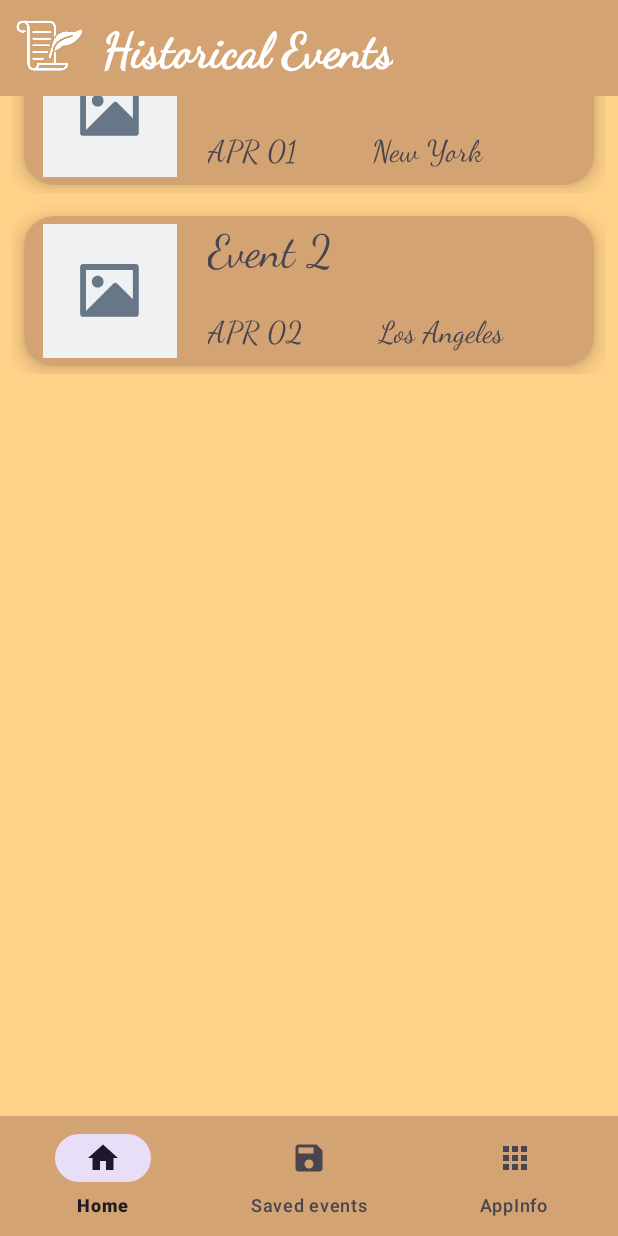
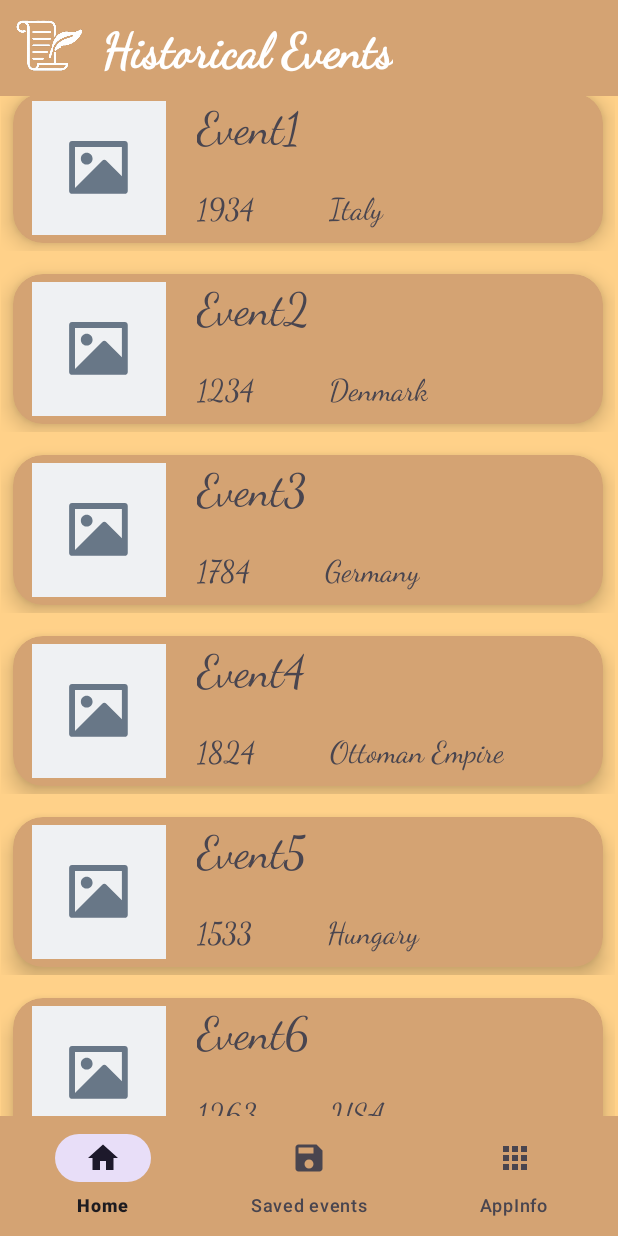
Before and after one commit to armandkoltai/android_beadando, an Android app: the screen it shows after launch (MainActivity), after a tap on "Visit Events", on a phone screen of 412 x 824 dp. Run offline under Robolectric (Android 15) with nearby library versions, the phone set to English and light mode, and no system bars.

Commit message:
Working version with dummy list data before API integration

```diff
--- a/app/src/main/java/com/example/dailyeventsapp/ListFragment.java
+++ b/app/src/main/java/com/example/dailyeventsapp/ListFragment.java
@@ -13,11 +13,13 @@ import com.example.dailyeventsapp.dto.EventModel;
 
 import java.util.ArrayList;
 
-public class ListFragment extends Fragment {
+/**
+ * A simple {@link Fragment} subclass.
+ */
+public class ListFragment extends Fragment implements RecyclerViewInterface {
 
+    private ArrayList<EventModel> eventList;
     private RecyclerView recyclerView;
-    private EventAdapter eventAdapter;
-    private ArrayList<EventModel> eventModels = new ArrayList<>();
 
     public ListFragment() {
         // Required empty public constructor
@@ -27,36 +29,58 @@ public class ListFragment extends Fragment {
     public View onCreateView(LayoutInflater inflater, ViewGroup container,
                              Bundle savedInstanceState) {
         // Inflate the layout for this fragment
-        View view = inflater.inflate(R.layout.fragment_list, container, false);
-
-        // Find the RecyclerView by its ID
-        recyclerView = view.findViewById(R.id.eventRecyclerView);
-
-        // Set the LayoutManager for RecyclerView
-        recyclerView.setLayoutManager(new LinearLayoutManager(getContext()));
-
-        // Initialize the adapter and set it to the RecyclerView
-        eventAdapter = new EventAdapter(getContext(), eventModels, position -> {
-            // Handle click events (if any)
-        });
-        recyclerView.setAdapter(eventAdapter);
-
-        // Optionally, you can populate eventModels with data here or from an API
-
-        return view;
-    }
-
-    // You can populate the eventModels array with some sample data for testing
-    private void loadSampleData() {
-        eventModels.add(new EventModel("Event 1", "APR 01", "New York", "Sample Description", "https://example.com"));
-        eventModels.add(new EventModel("Event 2", "APR 02", "Los Angeles", "Sample Description", "https://example.com"));
-        eventAdapter.notifyDataSetChanged();
+        return inflater.inflate(R.layout.fragment_list, container, false);
     }
 
     @Override
-    public void onStart() {
-        super.onStart();
-        // Load some sample data when the fragment starts
-        loadSampleData();
+    public void onViewCreated(View view, Bundle savedInstanceState) {
+        super.onViewCreated(view, savedInstanceState);
+
+        // Initialize RecyclerView and Event list
+        recyclerView = view.findViewById(R.id.eventRecyclerView);
+        eventList = new ArrayList<>();
+        setUpEventModels();
+
+        // Initialize and set the adapter
+        EventAdapter adapter = new EventAdapter(getContext(), eventList, this);
+        recyclerView.setAdapter(adapter);
+        recyclerView.setLayoutManager(new LinearLayoutManager(getContext()));
+    }
+
+    private void setUpEventModels() {
+        // Add sample data
+        eventList.add(new EventModel("Event1", "1934", "Italy", "Lorem ipsum dolor sit amet, consectetur adipiscing elit. Vivamus lacinia odio vitae vestibulum vestibulum.", "wikipedia.com"));
+        eventList.add(new EventModel("Event2", "1234", "Denmark", "Something happened", "wikipedia.com"));
+        eventList.add(new EventModel("Event3", "1784", "Germany", "Something happened", "wikipedia.com"));
+        eventList.add(new EventModel("Event4", "1824", "Ottoman Empire", "Something happened", "wikipedia.com"));
+        eventList.add(new EventModel("Event5", "1533", "Hungary", "Something happened", "wikipedia.com"));
+        eventList.add(new EventModel("Event6", "1263", "USA", "Something happened", "wikipedia.com"));
+        eventList.add(new EventModel("Event7", "1933", "Australia", "Something happened", "wikipedia.com"));
+        eventList.add(new EventModel("Event8", "1423", "Belgium", "Something happened", "wikipedia.com"));
+        eventList.add(new EventModel("Event9", "1235", "France", "Something happened", "wikipedia.com"));
+        eventList.add(new EventModel("Event10", "1113", "England", "Something happened", "wikipedia.com"));
+    }
+
+    @Override
+    public void onItemClick(int position) {
+        // When an item is clicked, pass data to DetailFragment
+        DetailFragment detailFragment = new DetailFragment();
+
+        // Passing data through Bundle
+        Bundle bundle = new Bundle();
+        bundle.putInt("IMAGE", R.drawable.placeholder);
+        bundle.putString("TITLE", eventList.get(position).getTitle());
+        bundle.putString("YEAR", eventList.get(position).getDate());
+        bundle.putString("LOCATION", eventList.get(position).getLocation());
+        bundle.putString("DESCRIPTION", eventList.get(position).getDescription());
+        bundle.putString("LINK", eventList.get(position).getSourceLink());
+
+        detailFragment.setArguments(bundle);
+
+        // Replace fragment with the new DetailFragment
+        getParentFragmentManager().beginTransaction()
+                .replace(R.id.frameLayout, detailFragment)
+                .addToBackStack(null)
+                .commit();
     }
 }
--- a/app/src/main/res/layout/fragment_list.xml
+++ b/app/src/main/res/layout/fragment_list.xml
@@ -7,9 +7,14 @@
 
     <androidx.recyclerview.widget.RecyclerView
         android:id="@+id/eventRecyclerView"
-        android:layout_width="match_parent"
-        android:layout_height="match_parent"
-        android:padding="8dp"
+        android:layout_width="409dp"
+        android:layout_height="729dp"
+        android:layout_marginEnd="2dp"
+        android:layout_marginBottom="2dp"
+        app:layout_constraintBottom_toBottomOf="parent"
+        app:layout_constraintEnd_toEndOf="parent"
+        app:layout_constraintStart_toStartOf="parent"
+        app:layout_constraintTop_toTopOf="parent"
         app:layoutManager="androidx.recyclerview.widget.LinearLayoutManager"/>
 
 </androidx.constraintlayout.widget.ConstraintLayout>
```
Also changed, not shown: app/src/main/java/com/example/dailyeventsapp/DetailFragment.java (+15 -6 lines), app/src/main/res/layout/fragment_detail.xml (+18 -0 lines).
